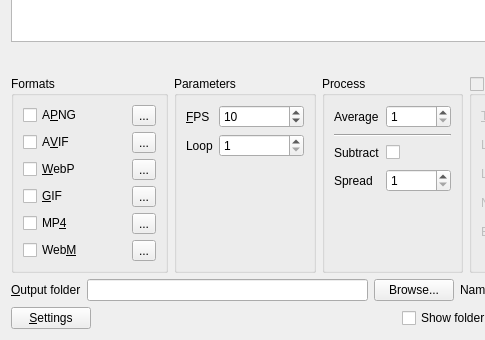
Qt form mainframe.ui (EthanChappel/HQ-Animate) before a commit; both pictures show x 0 to 485 and y 360 to 700 of the 650 by 700 pixel window.
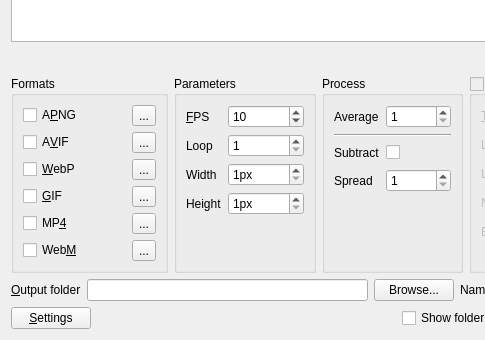
The same form after that commit.

Commit message: Add options for changing width & height of animation.

Diff of the .ui file:
```diff
--- a/mainframe.ui
+++ b/mainframe.ui
@@ -920,6 +920,52 @@
           </property>
          </widget>
         </item>
+        <item row="2" column="0">
+         <widget class="QLabel" name="width_label">
+          <property name="text">
+           <string>Width</string>
+          </property>
+          <property name="buddy">
+           <cstring>width_spinner</cstring>
+          </property>
+         </widget>
+        </item>
+        <item row="3" column="0">
+         <widget class="QLabel" name="height_label">
+          <property name="text">
+           <string>Height</string>
+          </property>
+          <property name="buddy">
+           <cstring>height_spinner</cstring>
+          </property>
+         </widget>
+        </item>
+        <item row="2" column="1">
+         <widget class="QSpinBox" name="width_spinner">
+          <property name="suffix">
+           <string>px</string>
+          </property>
+          <property name="minimum">
+           <number>1</number>
+          </property>
+          <property name="maximum">
+           <number>16383</number>
+          </property>
+         </widget>
+        </item>
+        <item row="3" column="1">
+         <widget class="QSpinBox" name="height_spinner">
+          <property name="suffix">
+           <string>px</string>
+          </property>
+          <property name="minimum">
+           <number>1</number>
+          </property>
+          <property name="maximum">
+           <number>16383</number>
+          </property>
+         </widget>
+        </item>
        </layout>
       </widget>
      </item>
```
The commit also changes 3 other files.
